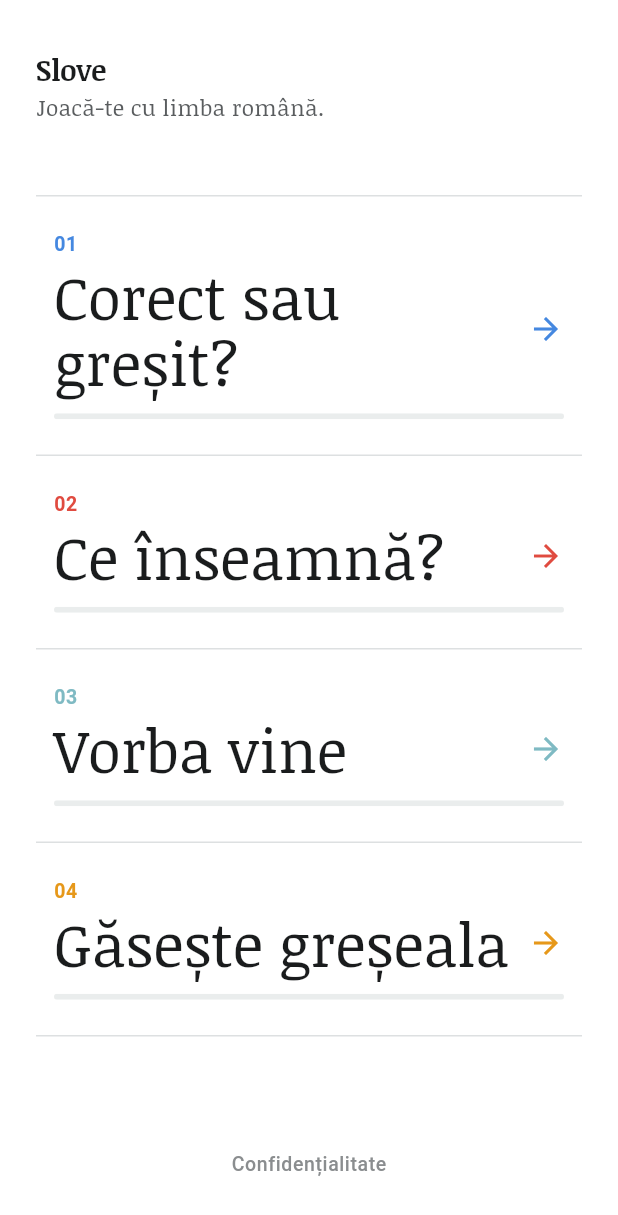
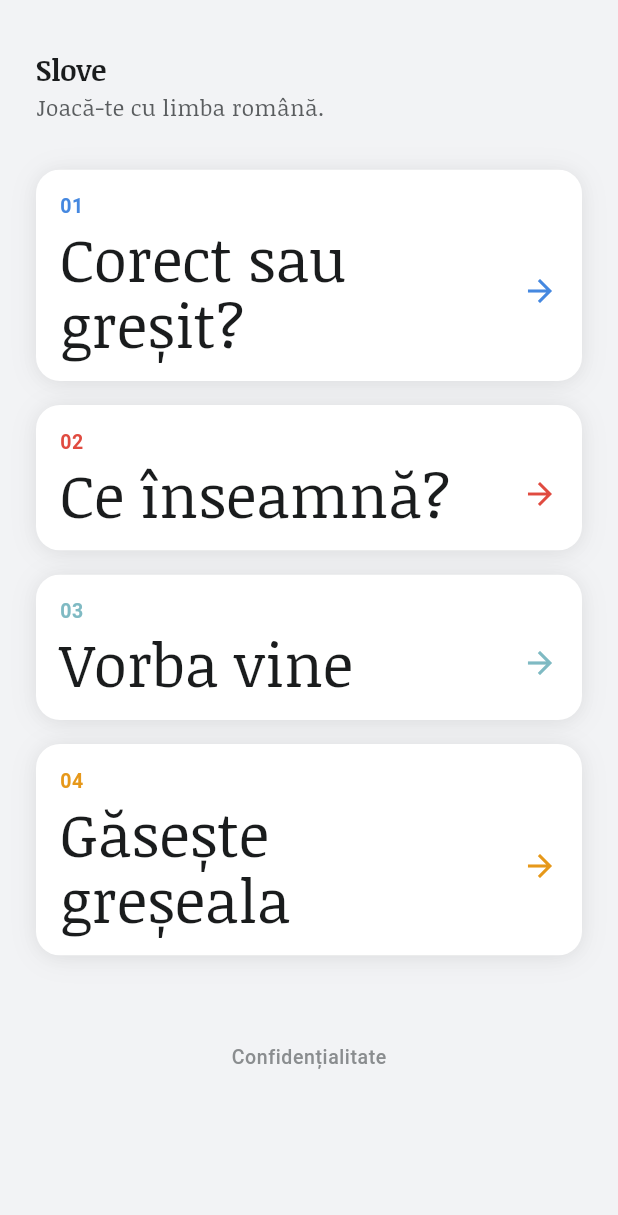
Before and after one commit to mihaiiova/lexio, a Flutter app: the screen it shows after launch, on a phone screen of 412 x 824 dp. Shown: the top 1215 px of the screen. Run offline on Flutter 3.47's test engine with Material 3 defaults, Android fonts, the phone set to English and light mode, and no system bars; our stand-ins replace firebase_analytics, firebase_core, shared_preferences; accounts and stored records are empty.

Commit message:
feat(home): render games as progress-fill cards (#44)
Add LexioGameCard (full-bleed muted fill over white), add backgroundSubtle/primaryMuted/accentMuted tokens, replace divider-separated entries with four spaced cards, and drop the unused showLabel option.

```diff
--- a/lib/design/colors.dart
+++ b/lib/design/colors.dart
@@ -31,11 +31,13 @@ abstract class LexioColors {
   static const primary = blue;
   static const primaryLight = Color(0xFF6FA3EF);
   static const primaryDark = Color(0xFF336EC4);
+  static const primaryMuted = blueMuted;
 
   static const secondary = coral;
   static const secondaryMuted = coralMuted;
 
   static const accent = amber;
+  static const accentMuted = amberMuted;
   static const success = green;
   static const error = red;
   static const warning = amber;
@@ -43,6 +45,7 @@ abstract class LexioColors {
 
   // --- Surfaces ---
   static const background = Color(0xFFFFFFFF);
+  static const backgroundSubtle = Color(0xFFF2F3F5);
   static const surface = Color(0xFFFFFFFF);
   static const surfaceSecondary = Color(0xFFFFFFFF);
   static const surfaceTertiary = Color(0xFFFFFFFF);
--- a/lib/design/components/lexio_discovery_progress.dart
+++ b/lib/design/components/lexio_discovery_progress.dart
@@ -12,13 +12,11 @@ class LexioDiscoveryProgress extends StatelessWidget {
     required this.discovered,
     required this.total,
     this.accentColor = LexioColors.primary,
-    this.showLabel = true,
   });
 
   final int discovered;
   final int total;
   final Color accentColor;
-  final bool showLabel;
 
   @override
   Widget build(BuildContext context) {
@@ -41,7 +39,6 @@ class LexioDiscoveryProgress extends StatelessWidget {
               ),
             ),
           ),
-          if (showLabel) ...[
           const SizedBox(width: LexioSpacing.sm),
           Text(
             '$discovered din $total',
@@ -50,7 +47,6 @@ class LexioDiscoveryProgress extends StatelessWidget {
             ),
           ),
         ],
-        ],
       ),
     );
   }
--- /dev/null
+++ b/lib/design/components/lexio_game_card.dart
@@ -0,0 +1,122 @@
+import 'package:flutter/material.dart';
+
+import '../animations.dart';
+import '../colors.dart';
+import '../radius.dart';
+import '../shadows.dart';
+import '../spacing.dart';
+import '../typography.dart';
+
+/// A game entry rendered as a card whose background doubles as a progress bar.
+///
+/// The card has a white base; a full-height fill in [mutedColor] grows
+/// left-to-right to the [progress] fraction, covering the whole card. The
+/// number and chevron use [accentColor] while the title stays dark.
+class LexioGameCard extends StatelessWidget {
+  const LexioGameCard({
+    super.key,
+    required this.number,
+    required this.title,
+    required this.accentColor,
+    required this.mutedColor,
+    required this.progress,
+    required this.onTap,
+  });
+
+  final String number;
+  final String title;
+  final Color accentColor;
+  final Color mutedColor;
+  final double progress;
+  final VoidCallback onTap;
+
+  @override
+  Widget build(BuildContext context) {
+    final fraction = progress.clamp(0.0, 1.0);
+    final percent = (fraction * 100).round();
+
+    return Semantics(
+      container: true,
+      button: true,
+      label: 'Joc $number: $title, progres $percent%',
+      onTap: onTap,
+      excludeSemantics: true,
+      child: Container(
+        decoration: BoxDecoration(
+          borderRadius: BorderRadius.circular(LexioRadius.xl),
+          boxShadow: LexioShadows.cardCombined,
+        ),
+        child: Material(
+          color: Colors.transparent,
+          borderRadius: BorderRadius.circular(LexioRadius.xl),
+          clipBehavior: Clip.antiAlias,
+          child: InkWell(
+            onTap: onTap,
+            child: Stack(
+              children: [
+                const Positioned.fill(
+                  child: ColoredBox(color: LexioColors.surface),
+                ),
+                Positioned.fill(
+                  child: Align(
+                    alignment: Alignment.centerLeft,
+                    child: TweenAnimationBuilder<double>(
+                      tween: Tween(begin: 0.0, end: fraction),
+                      duration: LexioDurations.normal,
+                      curve: LexioCurves.easeOut,
+                      builder: (context, value, child) {
+                        return FractionallySizedBox(
+                          key: const ValueKey('game_card_fill'),
+                          widthFactor: value,
+                          heightFactor: 1,
+                          child: ColoredBox(color: mutedColor),
+                        );
+                      },
+                    ),
+                  ),
+                ),
+                Padding(
+                  padding: const EdgeInsets.all(LexioSpacing.lg),
+                  child: Column(
+                    crossAxisAlignment: CrossAxisAlignment.start,
+                    children: [
+                      Text(
+                        number,
+                        style: LexioTextStyles.labelSmall.copyWith(
+                          color: accentColor,
+                          fontWeight: FontWeight.w700,
+                        ),
+                      ),
+                      const SizedBox(height: LexioSpacing.xs),
+                      Row(
+                        crossAxisAlignment: CrossAxisAlignment.center,
+                        children: [
+                          Expanded(
+                            child: Text(
+                              title,
+                              style: LexioTextStyles.displayLarge.copyWith(
+                                color: LexioColors.textPrimary,
+                                fontWeight: FontWeight.w400,
+                                fontFamily: 'NoticiaText',
+                              ),
+                            ),
+                          ),
+                          const SizedBox(width: LexioSpacing.md),
+                          Icon(
+                            Icons.arrow_forward,
+                            color: accentColor,
+                            size: LexioSpacing.xl,
+                          ),
+                        ],
+                      ),
+                    ],
+                  ),
+                ),
+              ],
+            ),
+          ),
+        ),
+      ),
+    );
+  }
+}
--- a/lib/home/home_screen.dart
+++ b/lib/home/home_screen.dart
@@ -5,8 +5,7 @@ import 'package:flutter/material.dart';
 import '../analytics/analytics_service.dart';
 import '../design/animations.dart';
 import '../design/colors.dart';
-import '../design/components/lexio_discovery_progress.dart';
-import '../design/radius.dart';
+import '../design/components/lexio_game_card.dart';
 import '../design/spacing.dart';
 import '../design/typography.dart';
 import '../games/grammar/grammar_screen.dart';
@@ -61,75 +60,83 @@ class _HomeScreenState extends State<HomeScreen> {
   @override
   Widget build(BuildContext context) {
     return Scaffold(
-      backgroundColor: LexioColors.background,
+      backgroundColor: LexioColors.backgroundSubtle,
       body: SafeArea(
-        child: CustomScrollView(
-          slivers: [
-            SliverFillRemaining(
-              hasScrollBody: false,
-              child: Padding(
+        child: SingleChildScrollView(
           padding: const EdgeInsets.symmetric(
             horizontal: LexioSpacing.screenHorizontal,
+            vertical: LexioSpacing.sectionGap,
           ),
           child: Column(
             crossAxisAlignment: CrossAxisAlignment.stretch,
             children: [
+              _buildHeader(),
               const SizedBox(height: LexioSpacing.sectionGap),
-                    _buildHeader(),
-                    const Spacer(),
-                    const Divider(color: LexioColors.divider),
-                    _GameEntry(
+              _buildGameCard(
                 number: '01',
                 title: 'Corect sau greșit?',
                 accentColor: LexioColors.primary,
-                      discovered: _discoveredFor('grammar'),
-                      total: _totalFor('grammar'),
-                      onTap: () =>
-                          _openGame(context, 'grammar', const GrammarScreen()),
+                mutedColor: LexioColors.primaryMuted,
+                gameId: 'grammar',
+                screen: const GrammarScreen(),
               ),
-                    const Divider(color: LexioColors.divider),
-                    _GameEntry(
+              const SizedBox(height: LexioSpacing.itemGap),
+              _buildGameCard(
                 number: '02',
                 title: 'Ce înseamnă?',
                 accentColor: LexioColors.secondary,
-                      discovered: _discoveredFor('vocabulary'),
-                      total: _totalFor('vocabulary'),
-                      onTap: () => _openGame(
-                        context,
-                        'vocabulary',
-                        const VocabularyScreen(),
+                mutedColor: LexioColors.secondaryMuted,
+                gameId: 'vocabulary',
+                screen: const VocabularyScreen(),
               ),
-                    ),
-                    const Divider(color: LexioColors.divider),
-                    _GameEntry(
+              const SizedBox(height: LexioSpacing.itemGap),
+              _buildGameCard(
                 number: '03',
                 title: 'Vorba vine',
                 accentColor: LexioColors.teal,
-                      discovered: _discoveredFor('idioms'),
-                      total: _totalFor('idioms'),
-                      onTap: () =>
-                          _openGame(context, 'idioms', const IdiomsScreen()),
+                mutedColor: LexioColors.tealMuted,
+                gameId: 'idioms',
+                screen: const IdiomsScreen(),
               ),
-                    const Divider(color: LexioColors.divider),
-                    _GameEntry(
+              const SizedBox(height: LexioSpacing.itemGap),
+              _buildGameCard(
                 number: '04',
                 title: 'Găsește greșeala',
                 accentColor: LexioColors.accent,
-                      discovered: _discoveredFor('spot'),
-                      total: _totalFor('spot'),
-                      onTap: () =>
-                          _openGame(context, 'spot', const SpotScreen()),
+                mutedColor: LexioColors.accentMuted,
+                gameId: 'spot',
+                screen: const SpotScreen(),
               ),
-                    const Divider(color: LexioColors.divider),
-                    const Spacer(),
+              const SizedBox(height: LexioSpacing.xxl),
               _buildLegalFooter(context),
             ],
           ),
         ),
       ),
-          ],
-        ),
-      ),
+    );
+  }
+
+  Widget _buildGameCard({
+    required String number,
+    required String title,
+    required Color accentColor,
+    required Color mutedColor,
+    required String gameId,
+    required Widget screen,
+  }) {
+    final discovered = _discoveredFor(gameId);
+    final total = _totalFor(gameId);
+    final progress = (discovered != null && total != null && total > 0)
+        ? (discovered / total).clamp(0.0, 1.0)
+        : 0.0;
+
+    return LexioGameCard(
+      number: number,
+      title: title,
+      accentColor: accentColor,
+      mutedColor: mutedColor,
+      progress: progress,
+      onTap: () => _openGame(context, gameId, screen),
     );
   }
 
@@ -229,84 +236,3 @@ class _HomeScreenState extends State<HomeScreen> {
     );
   }
 }
-
-class _GameEntry extends StatelessWidget {
-  const _GameEntry({
-    required this.number,
-    required this.title,
-    required this.accentColor,
-    required this.onTap,
-    this.discovered,
-    this.total,
-  });
-
-  final String number;
-  final String title;
-  final Color accentColor;
-  final VoidCallback onTap;
-  final int? discovered;
-  final int? total;
-
-  @override
-  Widget build(BuildContext context) {
-    return Semantics(
-      button: true,
-      label: 'Joc $number: $title',
-      child: Material(
-        child: InkWell(
-          onTap: onTap,
-          borderRadius: BorderRadius.circular(LexioRadius.md),
-          child: Padding(
-            padding: const EdgeInsets.symmetric(
-              horizontal: LexioSpacing.md,
-              vertical: LexioSpacing.lg,
-            ),
-            child: Column(
-              crossAxisAlignment: CrossAxisAlignment.start,
-              children: [
-                Text(
-                  number,
-                  style: LexioTextStyles.labelSmall.copyWith(
-                    color: accentColor,
-                    fontWeight: FontWeight.w700,
-                  ),
-                ),
-                const SizedBox(height: LexioSpacing.xs),
-                Row(
-                  crossAxisAlignment: CrossAxisAlignment.center,
-                  children: [
-                    Expanded(
-                      child: Text(
-                        title,
-                        style: LexioTextStyles.displayLarge.copyWith(
-                          color: LexioColors.textPrimary,
-                          fontWeight: FontWeight.w400,
-                          fontFamily: 'NoticiaText',
-                        ),
-                      ),
-                    ),
-                    const SizedBox(width: LexioSpacing.md),
-                    Icon(
-                      Icons.arrow_forward,
-                      color: accentColor,
-                      size: LexioSpacing.xl,
-                    ),
-                  ],
-                ),
-                if (discovered != null && total != null && total! > 0) ...[
-                  const SizedBox(height: LexioSpacing.md),
-                  LexioDiscoveryProgress(
-                    discovered: discovered!,
-                    total: total!,
-                    accentColor: accentColor,
-                    showLabel: false,
-                  ),
-                ],
-              ],
-            ),
-          ),
-        ),
-      ),
-    );
-  }
-}
```
Also changed, not shown: 3 other files. Lines whose indentation alone changed are shown as unchanged.
